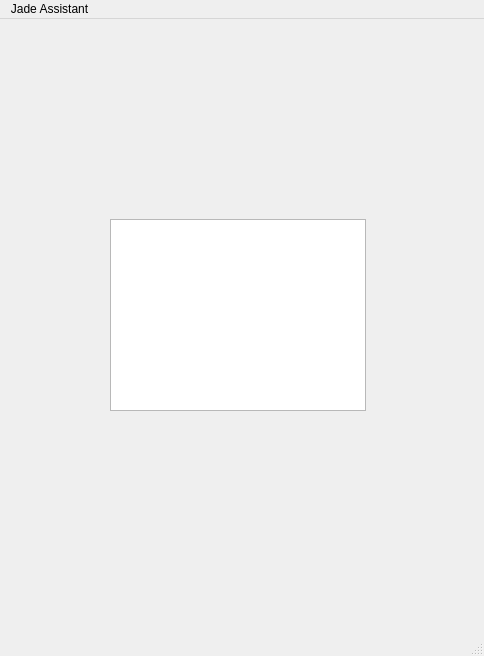
First picture: the form in ui/main.ui, repository nfoert/jadeassistant, before the edit.
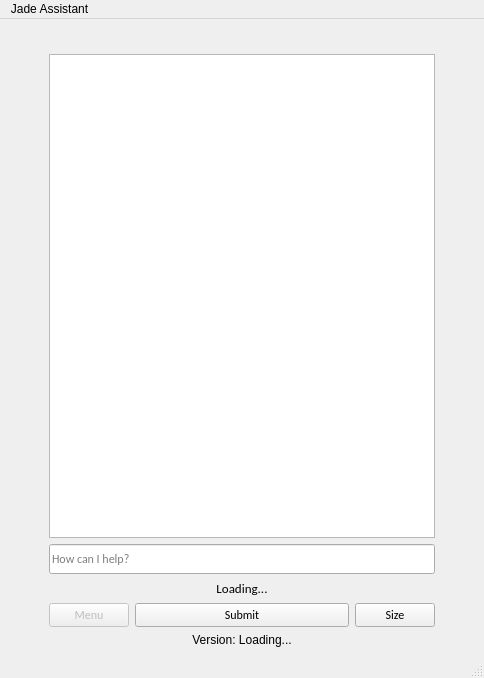
Second picture: the form after the edit. Icons and pictures are not drawn.

Patch:
```diff
--- a/ui/main.ui
+++ b/ui/main.ui
@@ -7,42 +7,358 @@
     <x>0</x>
     <y>0</y>
     <width>484</width>
-    <height>656</height>
+    <height>678</height>
    </rect>
   </property>
   <property name="windowTitle">
    <string>Jade Assistant</string>
   </property>
   <widget class="QWidget" name="centralwidget">
-   <widget class="QLabel" name="label">
-    <property name="geometry">
-     <rect>
-      <x>130</x>
-      <y>0</y>
-      <width>241</width>
-      <height>151</height>
-     </rect>
-    </property>
-    <property name="text">
-     <string/>
-    </property>
-    <property name="pixmap">
-     <pixmap resource="../assets.qrc">:/images/assets/jadeAssistant.png</pixmap>
-    </property>
-    <property name="scaledContents">
-     <bool>true</bool>
-    </property>
-   </widget>
-   <widget class="QListWidget" name="listWidget">
-    <property name="geometry">
-     <rect>
-      <x>110</x>
-      <y>200</y>
-      <width>256</width>
-      <height>192</height>
-     </rect>
-    </property>
-   </widget>
+   <layout class="QGridLayout" name="gridLayout">
+    <item row="4" column="0">
+     <layout class="QHBoxLayout" name="horizontalLayout_4">
+      <property name="topMargin">
+       <number>0</number>
+      </property>
+      <property name="bottomMargin">
+       <number>0</number>
+      </property>
+      <item>
+       <spacer name="horizontalSpacer_7">
+        <property name="orientation">
+         <enum>Qt::Horizontal</enum>
+        </property>
+        <property name="sizeType">
+         <enum>QSizePolicy::Fixed</enum>
+        </property>
+        <property name="sizeHint" stdset="0">
+         <size>
+          <width>40</width>
+          <height>20</height>
+         </size>
+        </property>
+       </spacer>
+      </item>
+      <item>
+       <widget class="QPushButton" name="menu">
+        <property name="enabled">
+         <bool>false</bool>
+        </property>
+        <property name="sizePolicy">
+         <sizepolicy hsizetype="Fixed" vsizetype="Fixed">
+          <horstretch>0</horstretch>
+          <verstretch>0</verstretch>
+         </sizepolicy>
+        </property>
+        <property name="font">
+         <font>
+          <family>Calibri</family>
+         </font>
+        </property>
+        <property name="text">
+         <string>Menu</string>
+        </property>
+       </widget>
+      </item>
+      <item>
+       <widget class="QPushButton" name="submit">
+        <property name="enabled">
+         <bool>true</bool>
+        </property>
+        <property name="sizePolicy">
+         <sizepolicy hsizetype="Minimum" vsizetype="Fixed">
+          <horstretch>0</horstretch>
+          <verstretch>0</verstretch>
+         </sizepolicy>
+        </property>
+        <property name="maximumSize">
+         <size>
+          <width>16777215</width>
+          <height>60</height>
+         </size>
+        </property>
+        <property name="font">
+         <font>
+          <family>Calibri</family>
+         </font>
+        </property>
+        <property name="text">
+         <string>Submit</string>
+        </property>
+       </widget>
+      </item>
+      <item>
+       <widget class="QPushButton" name="size">
+        <property name="sizePolicy">
+         <sizepolicy hsizetype="Fixed" vsizetype="Fixed">
+          <horstretch>0</horstretch>
+          <verstretch>0</verstretch>
+         </sizepolicy>
+        </property>
+        <property name="font">
+         <font>
+          <family>Calibri</family>
+         </font>
+        </property>
+        <property name="text">
+         <string>Size</string>
+        </property>
+       </widget>
+      </item>
+      <item>
+       <spacer name="horizontalSpacer_8">
+        <property name="orientation">
+         <enum>Qt::Horizontal</enum>
+        </property>
+        <property name="sizeType">
+         <enum>QSizePolicy::Fixed</enum>
+        </property>
+        <property name="sizeHint" stdset="0">
+         <size>
+          <width>40</width>
+          <height>20</height>
+         </size>
+        </property>
+       </spacer>
+      </item>
+     </layout>
+    </item>
+    <item row="3" column="0">
+     <layout class="QVBoxLayout" name="verticalLayout">
+      <item>
+       <widget class="QLabel" name="info">
+        <property name="sizePolicy">
+         <sizepolicy hsizetype="Expanding" vsizetype="Preferred">
+          <horstretch>0</horstretch>
+          <verstretch>0</verstretch>
+         </sizepolicy>
+        </property>
+        <property name="font">
+         <font>
+          <family>Calibri</family>
+         </font>
+        </property>
+        <property name="text">
+         <string>&lt;html&gt;&lt;head/&gt;&lt;body&gt;&lt;p align=&quot;center&quot;&gt;&lt;span style=&quot; font-size:10pt;&quot;&gt;Loading...&lt;/span&gt;&lt;/p&gt;&lt;/body&gt;&lt;/html&gt;</string>
+        </property>
+       </widget>
+      </item>
+     </layout>
+    </item>
+    <item row="1" column="0">
+     <layout class="QHBoxLayout" name="horizontalLayout_2">
+      <item>
+       <spacer name="horizontalSpacer_3">
+        <property name="orientation">
+         <enum>Qt::Horizontal</enum>
+        </property>
+        <property name="sizeType">
+         <enum>QSizePolicy::Fixed</enum>
+        </property>
+        <property name="sizeHint" stdset="0">
+         <size>
+          <width>40</width>
+          <height>20</height>
+         </size>
+        </property>
+       </spacer>
+      </item>
+      <item>
+       <widget class="QListWidget" name="listWidget">
+        <property name="minimumSize">
+         <size>
+          <width>300</width>
+          <height>350</height>
+         </size>
+        </property>
+        <property name="maximumSize">
+         <size>
+          <width>16777215</width>
+          <height>16777215</height>
+         </size>
+        </property>
+        <property name="font">
+         <font>
+          <family>Calibri</family>
+          <pointsize>11</pointsize>
+         </font>
+        </property>
+        <property name="lineWidth">
+         <number>1</number>
+        </property>
+        <property name="selectionMode">
+         <enum>QAbstractItemView::NoSelection</enum>
+        </property>
+        <property name="movement">
+         <enum>QListView::Static</enum>
+        </property>
+        <property name="flow">
+         <enum>QListView::TopToBottom</enum>
+        </property>
+        <property name="isWrapping" stdset="0">
+         <bool>false</bool>
+        </property>
+        <property name="layoutMode">
+         <enum>QListView::Batched</enum>
+        </property>
+        <property name="batchSize">
+         <number>999999999</number>
+        </property>
+        <property name="wordWrap">
+         <bool>true</bool>
+        </property>
+       </widget>
+      </item>
+      <item>
+       <spacer name="horizontalSpacer_4">
+        <property name="orientation">
+         <enum>Qt::Horizontal</enum>
+        </property>
+        <property name="sizeType">
+         <enum>QSizePolicy::Fixed</enum>
+        </property>
+        <property name="sizeHint" stdset="0">
+         <size>
+          <width>40</width>
+          <height>20</height>
+         </size>
+        </property>
+       </spacer>
+      </item>
+     </layout>
+    </item>
+    <item row="0" column="0">
+     <layout class="QHBoxLayout" name="horizontalLayout">
+      <item>
+       <spacer name="horizontalSpacer">
+        <property name="orientation">
+         <enum>Qt::Horizontal</enum>
+        </property>
+        <property name="sizeHint" stdset="0">
+         <size>
+          <width>40</width>
+          <height>20</height>
+         </size>
+        </property>
+       </spacer>
+      </item>
+      <item>
+       <widget class="QLabel" name="logo">
+        <property name="sizePolicy">
+         <sizepolicy hsizetype="Fixed" vsizetype="Fixed">
+          <horstretch>0</horstretch>
+          <verstretch>0</verstretch>
+         </sizepolicy>
+        </property>
+        <property name="maximumSize">
+         <size>
+          <width>175</width>
+          <height>115</height>
+         </size>
+        </property>
+        <property name="statusTip">
+         <string>Jade Assistant</string>
+        </property>
+        <property name="text">
+         <string/>
+        </property>
+        <property name="pixmap">
+         <pixmap resource="../assets.qrc">:/images/assets/jadeAssistant.png</pixmap>
+        </property>
+        <property name="scaledContents">
+         <bool>true</bool>
+        </property>
+       </widget>
+      </item>
+      <item>
+       <spacer name="horizontalSpacer_2">
+        <property name="orientation">
+         <enum>Qt::Horizontal</enum>
+        </property>
+        <property name="sizeHint" stdset="0">
+         <size>
+          <width>40</width>
+          <height>20</height>
+         </size>
+        </property>
+       </spacer>
+      </item>
+     </layout>
+    </item>
+    <item row="2" column="0">
+     <layout class="QHBoxLayout" name="horizontalLayout_3">
+      <item>
+       <spacer name="horizontalSpacer_5">
+        <property name="orientation">
+         <enum>Qt::Horizontal</enum>
+        </property>
+        <property name="sizeType">
+         <enum>QSizePolicy::Fixed</enum>
+        </property>
+        <property name="sizeHint" stdset="0">
+         <size>
+          <width>40</width>
+          <height>20</height>
+         </size>
+        </property>
+       </spacer>
+      </item>
+      <item>
+       <widget class="QLineEdit" name="input">
+        <property name="sizePolicy">
+         <sizepolicy hsizetype="Expanding" vsizetype="Expanding">
+          <horstretch>0</horstretch>
+          <verstretch>0</verstretch>
+         </sizepolicy>
+        </property>
+        <property name="maximumSize">
+         <size>
+          <width>16777215</width>
+          <height>30</height>
+         </size>
+        </property>
+        <property name="font">
+         <font>
+          <family>Calibri</family>
+         </font>
+        </property>
+        <property name="accessibleName">
+         <string>Enter text here</string>
+        </property>
+        <property name="placeholderText">
+         <string>How can I help?</string>
+        </property>
+        <property name="clearButtonEnabled">
+         <bool>true</bool>
+        </property>
+       </widget>
+      </item>
+      <item>
+       <spacer name="horizontalSpacer_6">
+        <property name="orientation">
+         <enum>Qt::Horizontal</enum>
+        </property>
+        <property name="sizeType">
+         <enum>QSizePolicy::Fixed</enum>
+        </property>
+        <property name="sizeHint" stdset="0">
+         <size>
+          <width>40</width>
+          <height>20</height>
+         </size>
+        </property>
+       </spacer>
+      </item>
+     </layout>
+    </item>
+    <item row="5" column="0">
+     <widget class="QLabel" name="version">
+      <property name="text">
+       <string>&lt;html&gt;&lt;head/&gt;&lt;body&gt;&lt;p align=&quot;center&quot;&gt;Version: Loading...&lt;/p&gt;&lt;/body&gt;&lt;/html&gt;</string>
+      </property>
+     </widget>
+    </item>
+   </layout>
   </widget>
   <widget class="QMenuBar" name="menubar">
    <property name="geometry">
```
Left out of the diff: 22 changed lines with no effect on the pictures.
